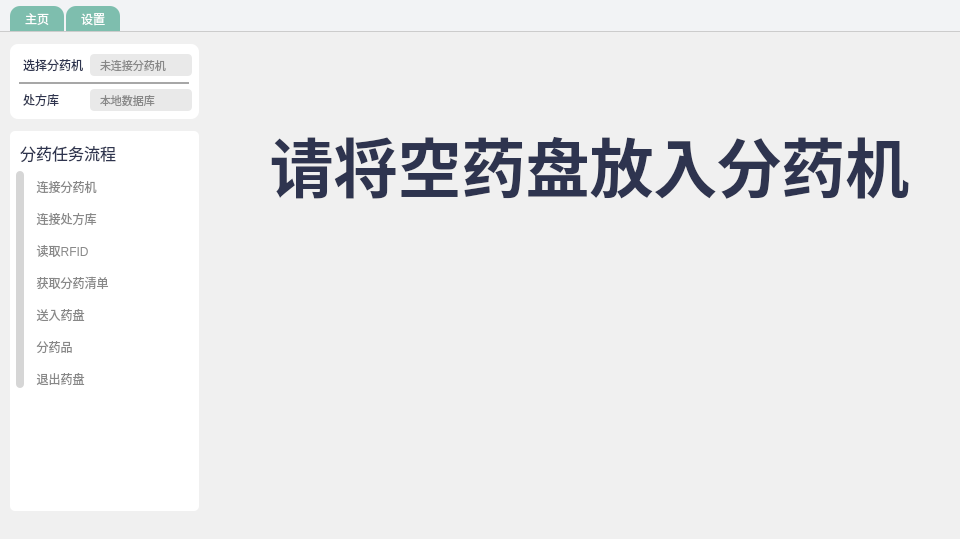
Before: the Qt Designer form codes/pi2.0/main_window.ui in ma-jiale/EZ-Dose, drawn with Qt 5.
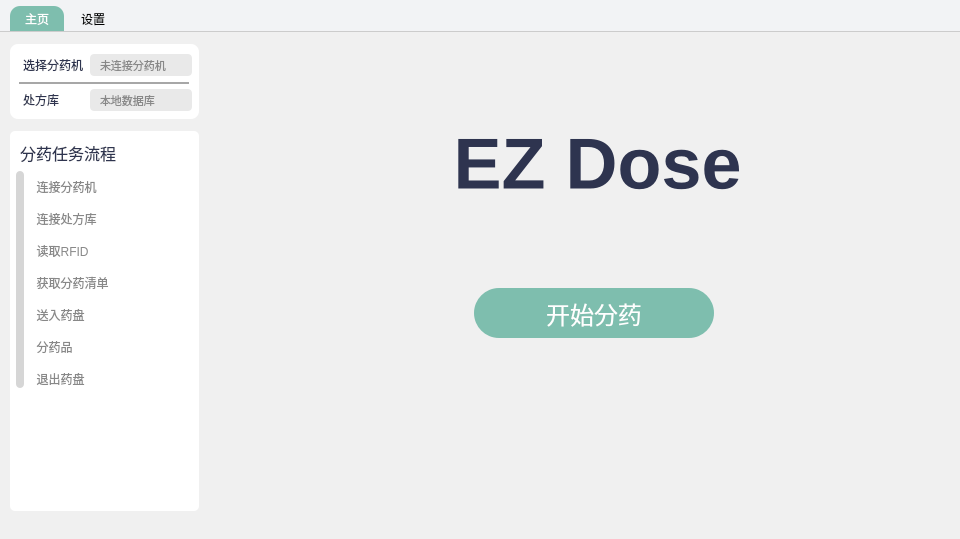
After: the same form once the commit is applied. The open tabs and pages were chosen to show the change. Icons and pictures are not drawn.

Commit message: feat: 适配新的UI和对分药流程进行优化

What changed in the file:
```diff
--- a/codes/pi2.0/main_window.ui
+++ b/codes/pi2.0/main_window.ui
@@ -864,8 +864,7 @@
     border-top-right-radius: 10px;     /* 右上角圆角 */
     border-bottom-left-radius: 0px;    /* 左下角无圆角 */
     border-bottom-right-radius: 0px;   /* 右下角无圆角 */
-    background: #7EBEAE;
-    color: #FFF;
+    color: #000;
     
     /* 三级标题 */
     font-family: &quot;Source Han Sans SC&quot;;
@@ -926,51 +925,13 @@
        <number>2</number>
       </property>
       <widget class="QWidget" name="start_page">
-       <widget class="QLabel" name="pan_img">
-        <property name="geometry">
-         <rect>
-          <x>160</x>
-          <y>210</y>
-          <width>321</width>
-          <height>141</height>
-         </rect>
-        </property>
-        <property name="text">
-         <string/>
-        </property>
-        <property name="pixmap">
-         <pixmap>imgs/green_pan.png</pixmap>
-        </property>
-        <property name="alignment">
-         <set>Qt::AlignCenter</set>
-        </property>
-       </widget>
-       <widget class="QLabel" name="green_arrow">
-        <property name="geometry">
-         <rect>
-          <x>450</x>
-          <y>200</y>
-          <width>121</width>
-          <height>141</height>
-         </rect>
-        </property>
-        <property name="text">
-         <string/>
-        </property>
-        <property name="pixmap">
-         <pixmap>imgs/green_arrow.png</pixmap>
-        </property>
-        <property name="alignment">
-         <set>Qt::AlignCenter</set>
-        </property>
-       </widget>
        <widget class="QLabel" name="guide_msg_1">
         <property name="enabled">
          <bool>true</bool>
         </property>
         <property name="geometry">
          <rect>
-          <x>40</x>
+          <x>48</x>
           <y>60</y>
           <width>671</width>
           <height>131</height>
@@ -982,7 +943,7 @@
 color: #2E344F;
 text-align: center;
 font-family: &quot;Source Han Sans SC&quot;;
-font-size: 64px;
+font-size: 72px;
 font-style: normal;
 font-weight: 700;
 line-height: normal;
@@ -995,7 +956,7 @@
          <number>1</number>
         </property>
         <property name="text">
-         <string>请将空药盘放入分药机</string>
+         <string>EZ Dose</string>
         </property>
         <property name="textFormat">
          <enum>Qt::AutoText</enum>
@@ -1004,6 +965,45 @@
          <set>Qt::AlignCenter</set>
         </property>
        </widget>
+       <widget class="QPushButton" name="start_dispense_button">
+        <property name="geometry">
+         <rect>
+          <x>260</x>
+          <y>250</y>
+          <width>240</width>
+          <height>50</height>
+         </rect>
+        </property>
+        <property name="cursor">
+         <cursorShape>PointingHandCursor</cursorShape>
+        </property>
+        <property name="layoutDirection">
+         <enum>Qt::LeftToRight</enum>
+        </property>
+        <property name="styleSheet">
+         <string notr="true">QPushButton {
+	border-radius: 25px;
+	background: #7EBEAE;
+	box-shadow: 0px 124.017px 34.944px 0px rgba(0, 0, 0, 0.00), 0px 79.481px 31.518px 0px rgba(0, 0, 0, 0.01), 0px 44.537px 26.722px 0px rgba(0, 0, 0, 0.03), 0px 19.87px 19.87px 0px rgba(0, 0, 0, 0.04), 0px 4.796px 10.963px 0px rgba(0, 0, 0, 0.05);
+    border: none;
+    color: #FFF;
+    font-size: 24px;
+    font-weight: 400;
+    padding: 10px;
+}
+
+QPushButton:hover {
+    background-color: #66A696;
+}
+
+QPushButton:pressed {
+    background-color: #7EBEAE;
+}</string>
+        </property>
+        <property name="text">
+         <string>开始分药</string>
+        </property>
+       </widget>
       </widget>
       <widget class="QWidget" name="put_pan_in_page">
        <widget class="QLabel" name="guide_msg_2">
@@ -1199,6 +1199,44 @@
          <string>重新获取处方</string>
         </property>
        </widget>
+       <widget class="QLabel" name="pan_img">
+        <property name="geometry">
+         <rect>
+          <x>170</x>
+          <y>220</y>
+          <width>321</width>
+          <height>141</height>
+         </rect>
+        </property>
+        <property name="text">
+         <string/>
+        </property>
+        <property name="pixmap">
+         <pixmap>imgs/green_pan.png</pixmap>
+        </property>
+        <property name="alignment">
+         <set>Qt::AlignCenter</set>
+        </property>
+       </widget>
+       <widget class="QLabel" name="green_arrow">
+        <property name="geometry">
+         <rect>
+          <x>460</x>
+          <y>210</y>
+          <width>121</width>
+          <height>141</height>
+         </rect>
+        </property>
+        <property name="text">
+         <string/>
+        </property>
+        <property name="pixmap">
+         <pixmap>imgs/green_arrow.png</pixmap>
+        </property>
+        <property name="alignment">
+         <set>Qt::AlignCenter</set>
+        </property>
+       </widget>
       </widget>
       <widget class="QWidget" name="dispense_page">
        <layout class="QGridLayout" name="gridLayout_2">
```
Left out of the diff: 88 changed lines with no effect on the pictures. The commit also changes 2 other files.
